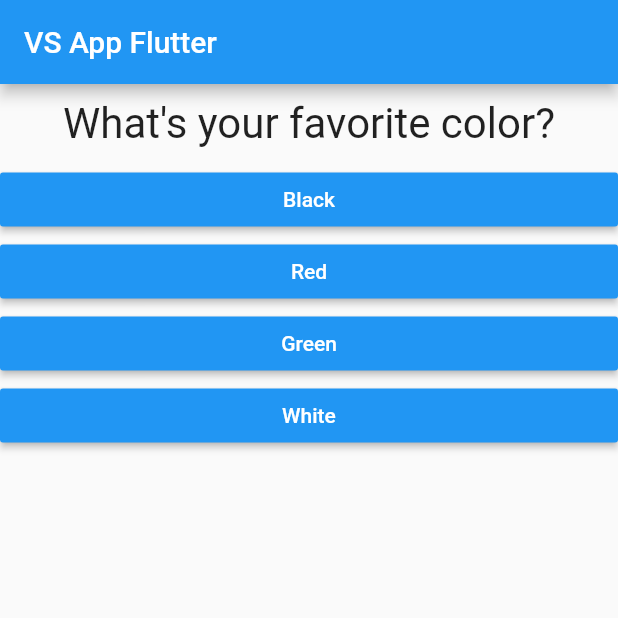
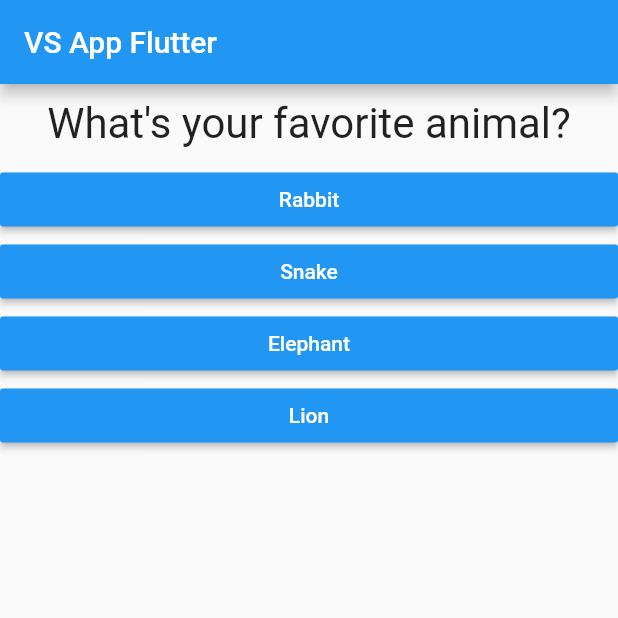
Before and after one commit to DuongYi/Quizz-App-Flutter, a Flutter app: the screen it shows after launch, after a tap on "Black", on a phone screen of 412 x 824 dp, the top half of it. Run offline on Flutter 3.47's test engine with Material 2 defaults, Android fonts, the phone set to English and light mode, and no system bars.

Commit message:
Resetting the Quiz

```diff
--- a/lib/main.dart
+++ b/lib/main.dart
@@ -56,6 +56,13 @@ class _MyAppState extends State<MyApp> {
   var _questionIndex = 0;
   var _totalScore = 0;
 
+  void _resetQuiz() {
+    setState(() {
+      _questionIndex = 0;
+      _totalScore = 0;
+    });
+  }
+
   void _answerQuestion(int score) {
     _totalScore += score;
 
@@ -82,7 +89,7 @@ class _MyAppState extends State<MyApp> {
                 questionIndex: _questionIndex,
                 questions: _questions,
               )
-            : Result(_totalScore),
+            : Result(_totalScore, _resetQuiz),
       ),
     );
   }
--- a/lib/quiz.dart
+++ b/lib/quiz.dart
@@ -17,8 +17,7 @@ class Quiz extends StatelessWidget {
 
   @override
   Widget build(BuildContext context) {
-    return Container(
-      child: Column(
+    return Column(
       children: [
         Question(
           questions[questionIndex]['questionText'] as String,
@@ -26,12 +25,9 @@ class Quiz extends StatelessWidget {
         ...(questions[questionIndex]['answers'] as List<Map<String, Object>>)
             .map((answer) {
           return Answer(
-              () => answerQuestion(),
-              answer['text'] as String,
-            );
-          }).toList(),
+              () => answerQuestion(answer['score']), answer['text'] as String);
+        }).toList()
       ],
-      ),
     );
   }
 }
```
Also changed, not shown: lib/result.dart (+15 -5 lines). Lines whose indentation alone changed are shown as unchanged.
